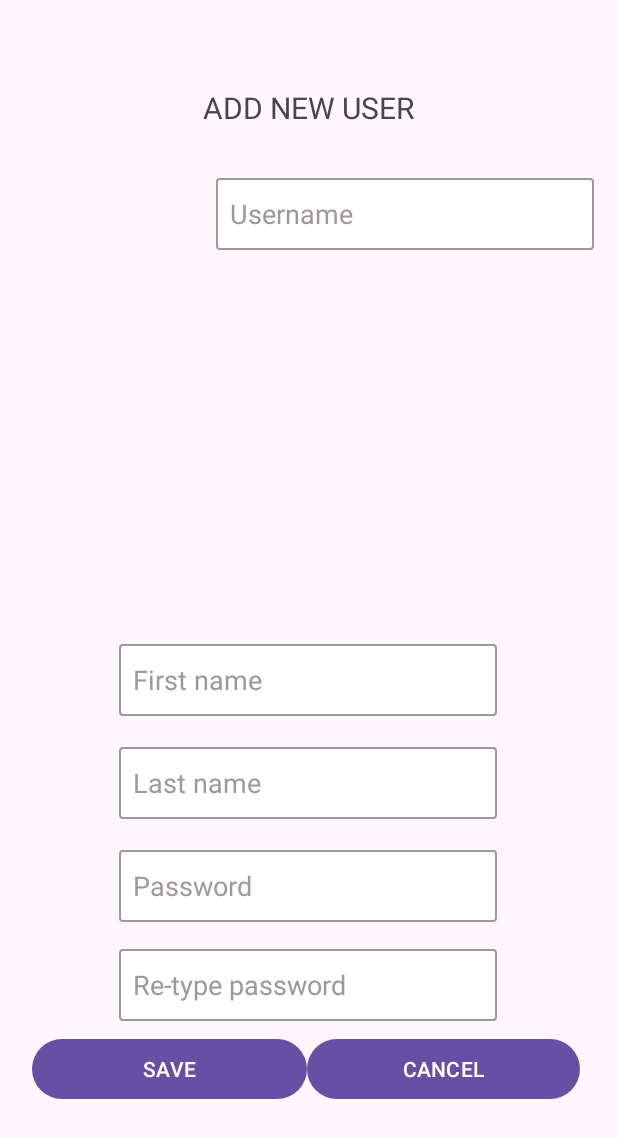
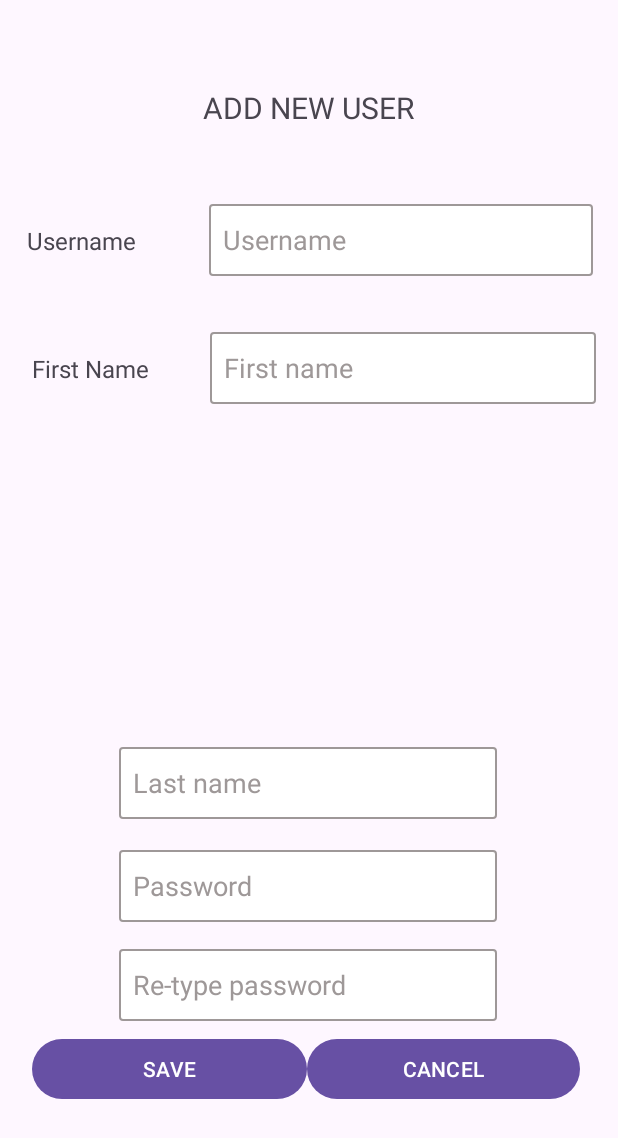
Before and after one commit to Jill-345/UserOperation, an Android app: the UserRegistration screen opened directly, with no data from a screen before it, on a phone screen of 412 x 824 dp. Shown: the top 1138 px of the screen. Run offline under Robolectric (Android 15) with nearby library versions, the phone set to English and light mode, and no system bars.

Commit message:
7 added edit text

```diff
--- /dev/null
+++ b/app/src/main/java/com/example/useroperation/DBHelper.java
@@ -0,0 +1,4 @@
+package com.example.useroperation;
+
+public class DBHelper {
+}
--- a/app/src/main/res/layout/activity_user_registration.xml
+++ b/app/src/main/res/layout/activity_user_registration.xml
@@ -6,38 +6,6 @@
     android:layout_width="match_parent"
     android:layout_height="match_parent"
     tools:context=".UserRegistration">
-
-    <EditText
-        android:id="@+id/editTextText"
-        android:layout_width="252dp"
-        android:layout_height="48dp"
-        android:background="@drawable/edittext_border"
-        android:ems="10"
-        android:hint="  Username"
-        android:inputType="text"
-        android:textColorHint="#9E9898"
-        app:layout_constraintBottom_toBottomOf="parent"
-        app:layout_constraintEnd_toEndOf="parent"
-        app:layout_constraintHorizontal_bias="0.899"
-        app:layout_constraintStart_toStartOf="parent"
-        app:layout_constraintTop_toTopOf="parent"
-        app:layout_constraintVertical_bias="0.153" />
-
-    <EditText
-        android:id="@+id/editTextText4"
-        android:layout_width="252dp"
-        android:layout_height="48dp"
-        android:background="@drawable/edittext_border"
-        android:ems="10"
-        android:hint="  First name"
-        android:inputType="text"
-        android:textColorHint="#9E9898"
-        app:layout_constraintBottom_toBottomOf="parent"
-        app:layout_constraintEnd_toEndOf="parent"
-        app:layout_constraintHorizontal_bias="0.496"
-        app:layout_constraintStart_toStartOf="parent"
-        app:layout_constraintTop_toTopOf="parent"
-        app:layout_constraintVertical_bias="0.553" />
 
     <EditText
         android:id="@+id/editTextText5"
@@ -126,14 +94,63 @@
         app:layout_constraintVertical_bias="0.073" />
 
     <LinearLayout
-        android:layout_width="196dp"
-        android:layout_height="110dp"
+        android:layout_width="385dp"
+        android:layout_height="56dp"
         android:orientation="horizontal"
         app:layout_constraintBottom_toBottomOf="parent"
         app:layout_constraintEnd_toEndOf="parent"
-        app:layout_constraintHorizontal_bias="0.372"
+        app:layout_constraintHorizontal_bias="0.384"
         app:layout_constraintStart_toStartOf="parent"
         app:layout_constraintTop_toTopOf="parent"
-        app:layout_constraintVertical_bias="0.365"></LinearLayout>
+        app:layout_constraintVertical_bias="0.177">
+
+        <TextView
+            android:id="@+id/textView2"
+            android:layout_width="wrap_content"
+            android:layout_height="wrap_content"
+            android:layout_weight="1"
+            android:text="  Username"
+            android:textSize="16sp" />
+
+        <EditText
+            android:id="@+id/editTextText"
+            android:layout_width="256dp"
+            android:layout_height="48dp"
+            android:background="@drawable/edittext_border"
+            android:ems="10"
+            android:hint="  Username"
+            android:inputType="text"
+            android:textColorHint="#9E9898" />
+    </LinearLayout>
+
+    <LinearLayout
+        android:layout_width="384dp"
+        android:layout_height="56dp"
+        android:orientation="horizontal"
+        app:layout_constraintBottom_toBottomOf="parent"
+        app:layout_constraintEnd_toEndOf="parent"
+        app:layout_constraintHorizontal_bias="0.466"
+        app:layout_constraintStart_toStartOf="parent"
+        app:layout_constraintTop_toTopOf="parent"
+        app:layout_constraintVertical_bias="0.288">
+
+        <TextView
+            android:id="@+id/textView3"
+            android:layout_width="wrap_content"
+            android:layout_height="wrap_content"
+            android:layout_weight="1"
+            android:text="  First Name"
+            android:textSize="16sp" />
+
+        <EditText
+            android:id="@+id/editTextText4"
+            android:layout_width="257dp"
+            android:layout_height="48dp"
+            android:background="@drawable/edittext_border"
+            android:ems="10"
+            android:hint="  First name"
+            android:inputType="text"
+            android:textColorHint="#9E9898" />
+    </LinearLayout>
 
 </androidx.constraintlayout.widget.ConstraintLayout>
```
